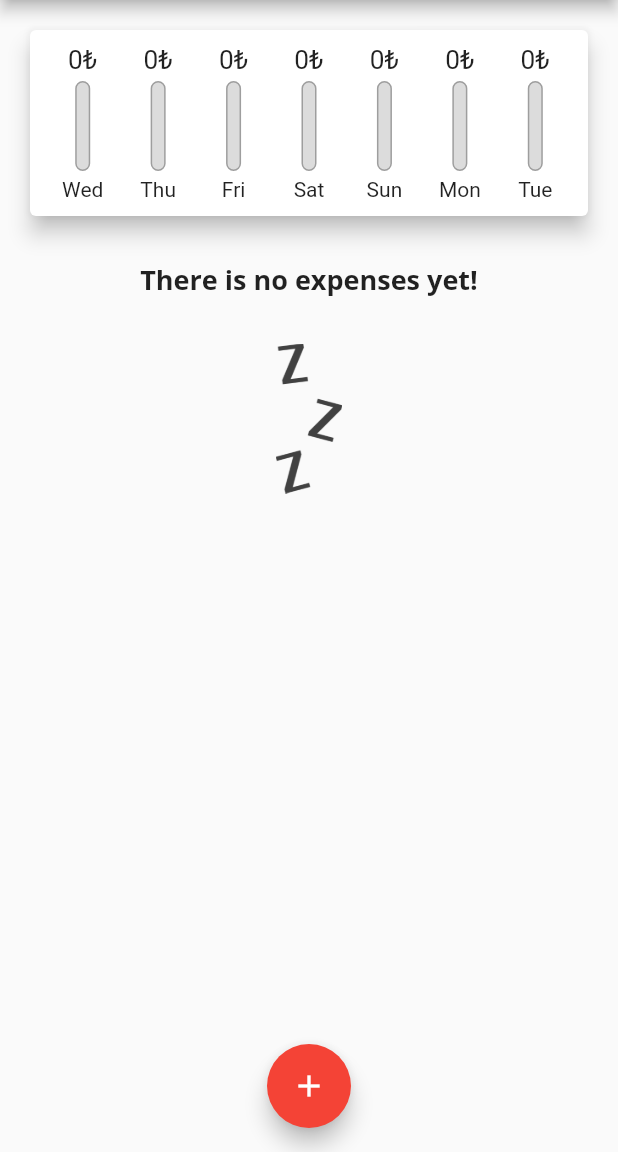
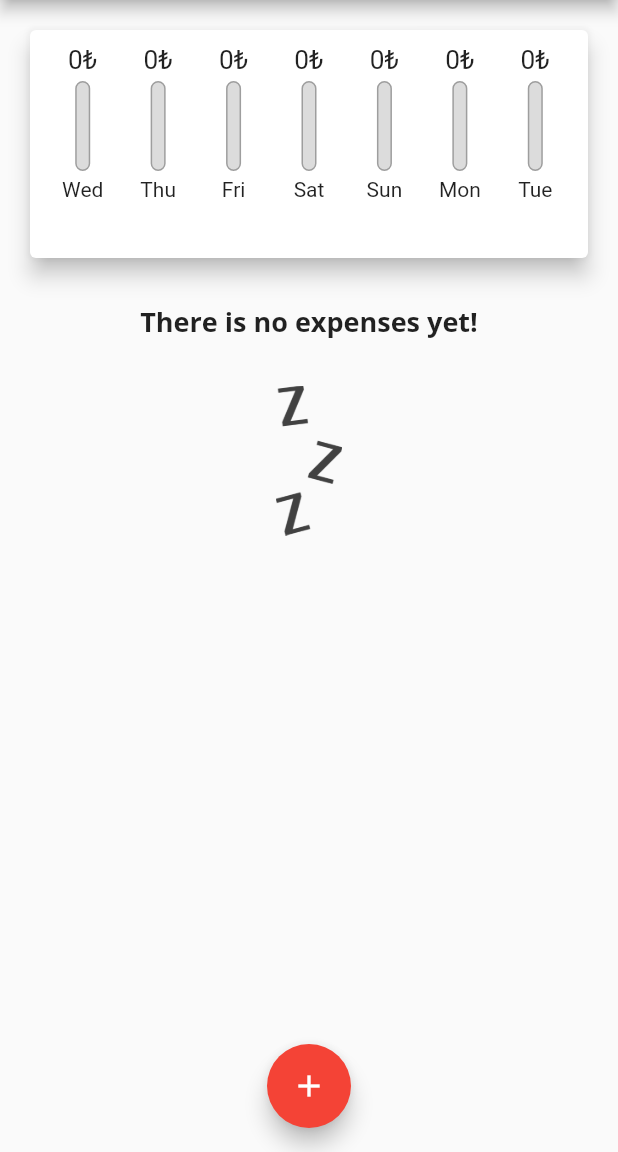
Before and after one commit to caganbicakci/expense_planning_app, a Flutter app: the screen it shows after launch, on a phone screen of 412 x 824 dp, the part 84-1236 px from its top. Run offline on Flutter 3.47's test engine with Material 2 defaults, Android fonts, the phone set to English and light mode, and no system bars.

Commit message:
size adjusted

```diff
--- a/lib/main.dart
+++ b/lib/main.dart
@@ -88,8 +88,7 @@ class _MyHomePageState extends State<MyHomePage> {
 
   @override
   Widget build(BuildContext context) {
-    return Scaffold(
-      appBar: AppBar(
+    final appBar = AppBar(
       title: Text('Personal Expenses'),
       actions: <Widget>[
         IconButton(
@@ -97,12 +96,25 @@ class _MyHomePageState extends State<MyHomePage> {
           icon: Icon(Icons.add),
         ),
       ],
-      ),
+    );
+
+    return Scaffold(
+      appBar: appBar,
       body: SingleChildScrollView(
           child: Column(
         children: [
-          Chart(_userTransactions),
-          TransactionList(_userTransactions, _deleteTransaction),
+          Container(
+              height: (MediaQuery.of(context).size.height -
+                      appBar.preferredSize.height -
+                      MediaQuery.of(context).padding.top) *
+                  0.25,
+              child: Chart(_userTransactions)),
+          Container(
+              height: (MediaQuery.of(context).size.height -
+                      appBar.preferredSize.height -
+                      MediaQuery.of(context).padding.top) *
+                  0.75,
+              child: TransactionList(_userTransactions, _deleteTransaction)),
         ],
       )),
       floatingActionButtonLocation: FloatingActionButtonLocation.centerFloat,
--- a/lib/widgets/transaction_list.dart
+++ b/lib/widgets/transaction_list.dart
@@ -13,7 +13,6 @@ class TransactionList extends StatelessWidget {
   Widget build(BuildContext context) {
     // TODO: implement build
     return Container(
-        height: 600,
         child: transactions.isEmpty
             ? Column(
                 children: [
```
Lines whose indentation alone changed are shown as unchanged.
